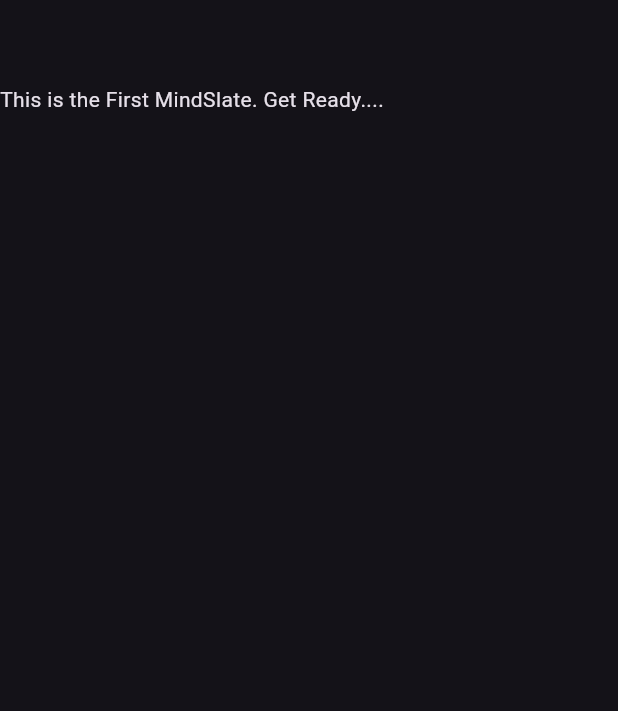
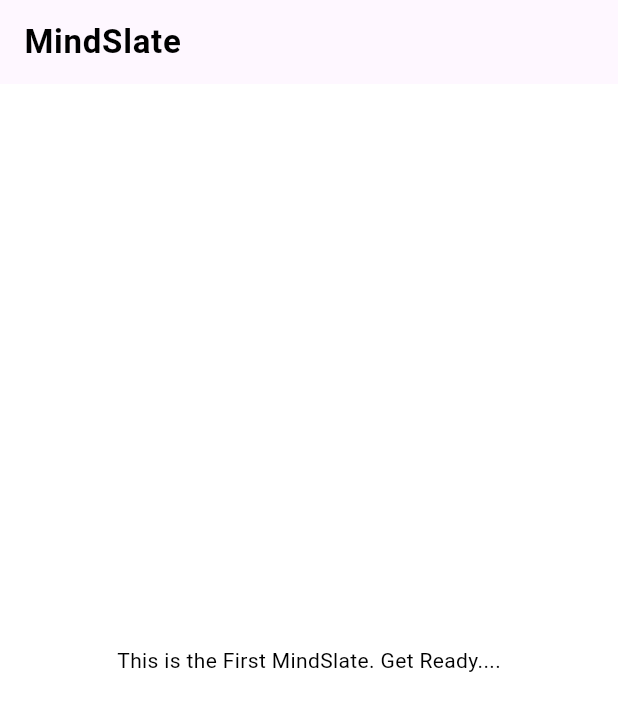
Before and after one commit to Pixel-Code-Hub206/MindSlate, a Flutter app: the screen it shows after launch, on a phone screen of 412 x 824 dp. Shown: the top 711 px of the screen. Run offline on Flutter 3.47's test engine with Material 3 defaults, Android fonts, the phone set to English and light mode, and no system bars; our stand-ins replace device_preview; Roboto replaces fonts that are missing (Poppins).

Commit message:
Added custom Themes: Light Mode and Dark Mode based on system theme

```diff
--- a/lib/app.dart
+++ b/lib/app.dart
@@ -1,5 +1,6 @@
 import 'package:flutter/material.dart';
 import 'package:device_preview/device_preview.dart';
+import 'package:mindslate/utils/theme/app_theme.dart';
 
 class MindSlate extends StatelessWidget {
   const MindSlate({super.key});
@@ -7,12 +8,21 @@ class MindSlate extends StatelessWidget {
   @override
   Widget build(BuildContext context) {
     return MaterialApp(
-      useInheritedMediaQuery: true,
         builder: DevicePreview.appBuilder,
-        theme: ThemeData.dark(),
+        themeMode: ThemeMode.system,
+      theme: AppTheme.lightTheme,
+      darkTheme: AppTheme.darkTheme,
       home: Scaffold(
-        appBar: AppBar(),
-        body: Text("This is the First MindSlate. Get Ready...."),
+        appBar: AppBar(
+          title: Text('MindSlate'),
+         titleTextStyle: TextStyle(
+           fontSize: 22.0,
+           fontWeight: FontWeight.bold,
+           color: Colors.black,
+           letterSpacing: 0.5,
+         ),
+        ),
+        body: Center(child: Text("This is the First MindSlate. Get Ready....")),
       ),
     );
   }
--- /dev/null
+++ b/lib/utils/theme/app_theme.dart
@@ -0,0 +1,24 @@
+import 'package:flutter/material.dart';
+import 'package:mindslate/utils/theme/custom_themes/app_text_theme.dart';
+
+class AppTheme{
+  AppTheme._(); //Private Constructor
+
+ static ThemeData lightTheme =  ThemeData(
+   useMaterial3: true,
+   fontFamily: 'Poppins',
+   brightness: Brightness.light,
+   primaryColor: Colors.blue,
+   scaffoldBackgroundColor: Colors.white,
+   textTheme: AppTextTheme.lightTextTheme,
+ );
+ static ThemeData darkTheme = ThemeData(
+   useMaterial3: true,
+   fontFamily: 'Poppins',
+   brightness: Brightness.dark,
+   primaryColor: Colors.blue,
+   scaffoldBackgroundColor: Colors.black,
+   textTheme: AppTextTheme.darkTextTheme,
+
+ );
+}
--- /dev/null
+++ b/lib/utils/theme/custom_themes/app_text_theme.dart
@@ -0,0 +1,40 @@
+import 'package:flutter/material.dart';
+
+class AppTextTheme{
+  AppTextTheme._();
+
+  static TextTheme lightTextTheme = TextTheme(
+    headlineLarge: const TextStyle().copyWith(fontSize: 32.0, fontWeight: FontWeight.bold, color: Colors.black),
+    headlineMedium: const TextStyle().copyWith(fontSize: 24.0, fontWeight: FontWeight.w600, color: Colors.black),
+    headlineSmall: const TextStyle().copyWith(fontSize: 20.0, fontWeight: FontWeight.w500, color: Colors.black),
+
+    titleLarge: const TextStyle().copyWith(fontSize: 16.0, fontWeight: FontWeight.w600, color: Colors.black),
+    titleMedium: const TextStyle().copyWith(fontSize: 16.0, fontWeight: FontWeight.w500, color: Colors.black),
+    titleSmall: const TextStyle().copyWith(fontSize: 16.0, fontWeight: FontWeight.w500, color: Colors.black),
+
+    bodyLarge: const TextStyle().copyWith(fontSize: 14.0, fontWeight: FontWeight.w500, color: Colors.black),
+    bodyMedium: const TextStyle().copyWith(fontSize: 14.0, fontWeight: FontWeight.normal, color: Colors.black),
+    bodySmall: const TextStyle().copyWith(fontSize: 14.0, fontWeight: FontWeight.w500, color: Colors.black),
+
+    labelLarge: const TextStyle().copyWith(fontSize: 12.0, fontWeight: FontWeight.normal, color: Colors.black),
+    labelMedium: const TextStyle().copyWith(fontSize: 12.0, fontWeight: FontWeight.normal, color: Colors.black.withOpacity(0.5)),
+
+  );
+  static TextTheme darkTextTheme = TextTheme(
+    headlineLarge: const TextStyle().copyWith(fontSize: 32.0, fontWeight: FontWeight.bold, color: Colors.white),
+    headlineMedium: const TextStyle().copyWith(fontSize: 24.0, fontWeight: FontWeight.w600, color: Colors.white),
+    headlineSmall: const TextStyle().copyWith(fontSize: 20.0, fontWeight: FontWeight.w500, color: Colors.white),
+
+    titleLarge: const TextStyle().copyWith(fontSize: 16.0, fontWeight: FontWeight.w600, color: Colors.white),
+    titleMedium: const TextStyle().copyWith(fontSize: 16.0, fontWeight: FontWeight.w500, color: Colors.white),
+    titleSmall: const TextStyle().copyWith(fontSize: 16.0, fontWeight: FontWeight.w500, color: Colors.white),
+
+    bodyLarge: const TextStyle().copyWith(fontSize: 14.0, fontWeight: FontWeight.w500, color: Colors.white),
+    bodyMedium: const TextStyle().copyWith(fontSize: 14.0, fontWeight: FontWeight.normal, color: Colors.white),
+    bodySmall: const TextStyle().copyWith(fontSize: 14.0, fontWeight: FontWeight.w500, color: Colors.white),
+
+    labelLarge: const TextStyle().copyWith(fontSize: 12.0, fontWeight: FontWeight.normal, color: Colors.white),
+    labelMedium: const TextStyle().copyWith(fontSize: 12.0, fontWeight: FontWeight.normal, color: Colors.white.withOpacity(0.5)),
+
+  );
+}
```
Also changed, not shown: lib/pages/home_screen.dart (added), 1 other file.
